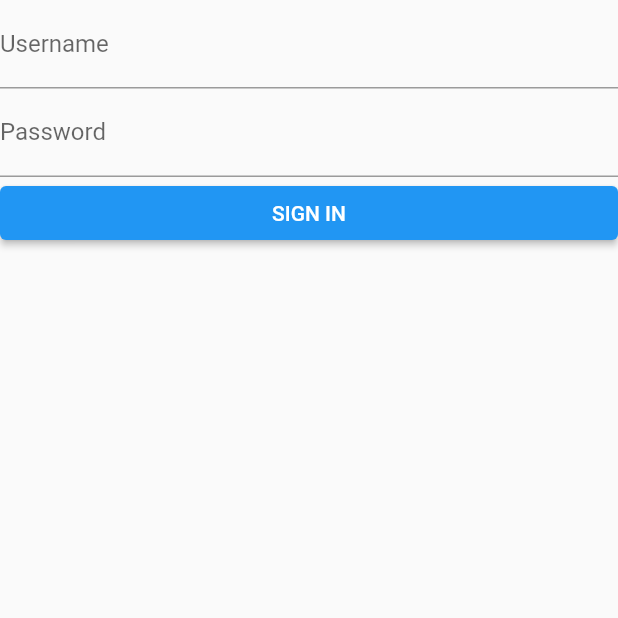
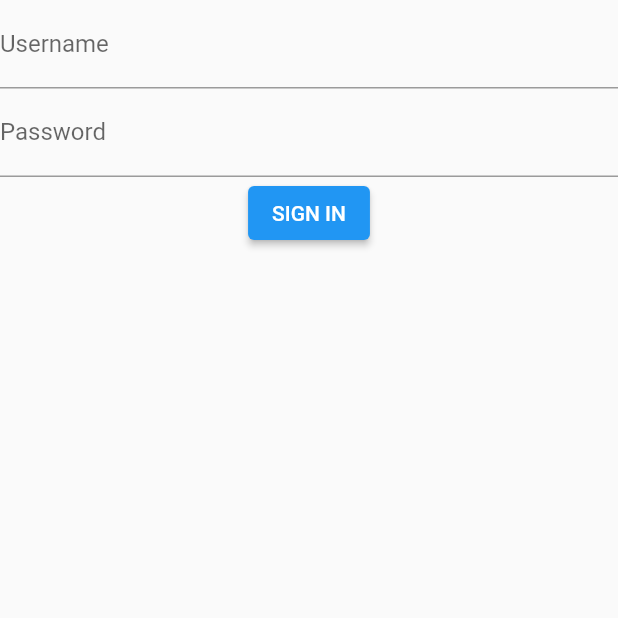
Before and after one commit to leduytuanvu/shop2hand, a Flutter app: the SignInScreen screen opened by its route, on a phone screen of 412 x 824 dp, the top half of it. Run offline on Flutter 3.47's test engine with Material 2 defaults, Android fonts, the light colour scheme and no system bars; our stand-ins replace get, lottie, shared_preferences; accounts and stored records are empty.

Commit message:
leduytuanvu10132022

```diff
--- a/lib/app/util/dependency.dart
+++ b/lib/app/util/dependency.dart
@@ -1,9 +1,8 @@
 import 'package:get/get.dart';
 import 'package:shop2hand/data/repositories/auth_repository.dart';
-import 'package:shop2hand/domain/interface_repositories/auth_interface_repository.dart';
 
 class DependencyCreator {
   static init() {
-    Get.lazyPut<IAuthenticationRepository>(() => AuthenticationRepository());
+    Get.lazyPut(() => AuthenticationRepository());
   }
 }
--- a/lib/domain/interface_repositories/auth_interface_repository.dart
+++ b/lib/domain/interface_repositories/auth_interface_repository.dart
@@ -1,12 +1,8 @@
 import 'package:shop2hand/domain/entities/user.dart';
 import 'package:shop2hand/domain/requests/auth_requests/sign_in_request.dart';
-import 'package:shop2hand/domain/requests/auth_requests/sign_up_request.dart';
 import 'package:shop2hand/domain/responses/auth_responses/sign_in_response.dart';
-import 'package:shop2hand/domain/responses/auth_responses/sign_up_response.dart';
 
 abstract class IAuthenticationRepository {
-  Future<SignUpResponse?> signUp(SignUpRequest? signUpRequest);
+  Future<User?> getUserFromToken(String? token);
   Future<SignInResponse?> signIn(SignInRequest? signInRequest);
-  Future<void> signOut();
-  Future<User?> getUserFromToken(String? token);
 }
--- a/lib/main.dart
+++ b/lib/main.dart
@@ -30,6 +30,6 @@ class Shop2Hand extends StatelessWidget {
 
 initServices() async {
   log('Starting services ...');
-  await Get.putAsync(() => LocalStorageService().init());
+  await Get.putAsync(() => LocalStorageService.init());
   log('All services started ...');
 }
--- a/lib/presentation/bindings/signin_binding.dart
+++ b/lib/presentation/bindings/signin_binding.dart
@@ -4,6 +4,6 @@ import 'package:shop2hand/presentation/controllers/sing_in_controller.dart';
 class SignInBinding extends Bindings {
   @override
   void dependencies() {
-    Get.lazyPut(() => SignInController(Get.find(), Get.find()));
+    Get.lazyPut(() => SignInController(authenticationRepository: Get.find()));
   }
 }
--- a/lib/presentation/bindings/signup_binding.dart
+++ b/lib/presentation/bindings/signup_binding.dart
@@ -4,6 +4,6 @@ import 'package:shop2hand/presentation/controllers/sign_up_controller.dart';
 class SignUpBinding extends Bindings {
   @override
   void dependencies() {
-    Get.lazyPut(() => SignUpController(Get.find(), Get.find()));
+    Get.lazyPut(() => SignUpController(accountRepository: Get.find()));
   }
 }
--- a/lib/presentation/bindings/splash_binding.dart
+++ b/lib/presentation/bindings/splash_binding.dart
@@ -1,11 +1,9 @@
 import 'package:get/get.dart';
-import 'package:shop2hand/app/services/local_storage_service.dart';
 import 'package:shop2hand/presentation/controllers/splash_controller.dart';
 
 class SplashBinding extends Bindings {
   @override
   void dependencies() {
-    Get.lazyPut(() => SplashController(Get.find(), Get.find()));
-    Get.lazyPut(() => LocalStorageService());
+    Get.lazyPut(() => SplashController(authenticationRepository: Get.find()));
   }
 }
--- a/lib/presentation/controllers/sing_in_controller.dart
+++ b/lib/presentation/controllers/sing_in_controller.dart
@@ -2,11 +2,11 @@ import 'dart:developer';
 import 'package:flutter/widgets.dart';
 import 'package:get/get.dart';
 import 'package:shop2hand/app/services/local_storage_service.dart';
-import 'package:shop2hand/domain/interface_repositories/auth_interface_repository.dart';
+import 'package:shop2hand/data/repositories/auth_repository.dart';
 import 'package:shop2hand/domain/requests/auth_requests/sign_in_request.dart';
-import 'package:shop2hand/domain/responses/auth_responses/sign_in_response.dart';
+import 'package:shop2hand/presentation/navigation/routers.dart';
 
-enum LoginState {
+enum SignInState {
   loading,
   initial,
   success,
@@ -14,32 +14,33 @@ enum LoginState {
 }
 
 class SignInController extends GetxController {
-  final LocalStorageService localStorageService;
-  final IAuthenticationRepository iAuthenticationRepository;
-  SignInController(this.iAuthenticationRepository, this.localStorageService);
+  final AuthenticationRepository authenticationRepository;
+  SignInController({required this.authenticationRepository});
 
   final userNameTextController = TextEditingController();
   final passwordTextController = TextEditingController();
-  var loginState = LoginState.initial.obs;
+  var signInState = SignInState.initial.obs;
 
   Future<void> signIn() async {
     try {
-      loginState.value = LoginState.loading;
+      signInState.value = SignInState.loading;
       await Future.delayed(const Duration(seconds: 3));
       final userName = userNameTextController.text;
       final password = passwordTextController.text;
 
-      final response = await iAuthenticationRepository.signIn(
+      final response = await authenticationRepository.signIn(
         SignInRequest(username: userName, password: password),
       );
 
       if (response != null) {
-        await localStorageService.setUser(response.user);
-        loginState.value = LoginState.success;
+        LocalStorageService.setUser = response.user;
+        Get.offAllNamed(Routers.home);
       }
+      signInState.value = SignInState.success;
     } catch (e) {
-      loginState.value = LoginState.error;
+      signInState.value = SignInState.error;
       log(e.toString());
+      Get.snackbar('ERROR', 'SOMETHING WENT WRONG');
     }
   }
 }
--- a/lib/presentation/controllers/splash_controller.dart
+++ b/lib/presentation/controllers/splash_controller.dart
@@ -1,13 +1,12 @@
 import 'dart:developer';
 import 'package:get/get.dart';
 import 'package:shop2hand/app/services/local_storage_service.dart';
-import 'package:shop2hand/domain/interface_repositories/auth_interface_repository.dart';
+import 'package:shop2hand/data/repositories/auth_repository.dart';
 import 'package:shop2hand/presentation/navigation/routers.dart';
 
 class SplashController extends GetxController {
-  final LocalStorageService localStorageService;
-  final IAuthenticationRepository iAuthenticationRepository;
-  SplashController(this.localStorageService, this.iAuthenticationRepository);
+  final AuthenticationRepository authenticationRepository;
+  SplashController({required this.authenticationRepository});
 
   @override
   void onReady() {
@@ -16,13 +15,13 @@ class SplashController extends GetxController {
   }
 
   Future<void> validateSession() async {
+    await Future.delayed(const Duration(seconds: 3));
     try {
-      await Future.delayed(const Duration(seconds: 3));
-      final token = await localStorageService.getToken();
+      final token = LocalStorageService.getToken;
       if (token != null) {
-        final user = await iAuthenticationRepository.getUserFromToken(token);
+        final user = await authenticationRepository.getUserFromToken(token);
         if (user != null) {
-          await localStorageService.setUser(user);
+          LocalStorageService.setUser = user;
           Get.offAllNamed(Routers.home);
         }
       }
--- a/lib/presentation/screen/home_screen.dart
+++ b/lib/presentation/screen/home_screen.dart
@@ -12,7 +12,7 @@ class HomeScreen extends GetWidget<SignInController> {
       body: Center(
         child: GestureDetector(
           onTap: () {
-            LocalStorageService().clearAllData();
+            LocalStorageService.clearAllData();
           },
           child: Container(
             height: 100,
--- a/lib/presentation/screen/sign_in_screen.dart
+++ b/lib/presentation/screen/sign_in_screen.dart
@@ -8,9 +8,13 @@ class SignInScreen extends GetWidget<SignInController> {
 
   @override
   Widget build(BuildContext context) {
+    final size = MediaQuery.of(context).size;
     return Scaffold(
-      body: Obx(
-        () => ListView(
+      body: SafeArea(
+        child: SingleChildScrollView(
+          child: Stack(
+            children: [
+              Column(
                 children: [
                   TextFieldWidget(
                       controller: controller.userNameTextController,
@@ -22,11 +26,26 @@ class SignInScreen extends GetWidget<SignInController> {
                     child: const Text('SIGN IN'),
                     onPressed: () => controller.signIn(),
                   ),
-            controller.loginState.value == LoginState.loading
-                ? const Center(child: CircularProgressIndicator())
-                : Container(),
-
                 ],
+              ),
+              Obx(
+                () {
+                  if (controller.signInState.value == SignInState.loading) {
+                    return Positioned(
+                      top: size.height / 2,
+                      left: size.width / 2,
+                      right: size.width / 2,
+                      child: const CircularProgressIndicator(
+                        color: Colors.black,
+                      ),
+                    );
+                  } else {
+                    return const SizedBox();
+                  }
+                },
+              )
+            ],
+          ),
         ),
       ),
     );
--- a/lib/presentation/screen/splash_screen.dart
+++ b/lib/presentation/screen/splash_screen.dart
@@ -11,7 +11,7 @@ class SplashScreen extends GetWidget<SplashController> {
     return Scaffold(
       body: SingleChildScrollView(
         child: Center(
-          child: Lottie.asset('assets/videos/97930-loading.json'),
+          child: Lottie.asset('assets/videos/splash.json'),
         ),
       ),
     );
--- a/pubspec.yaml
+++ b/pubspec.yaml
@@ -66,7 +66,7 @@ flutter:
   assets:
     - assets/images/
     - assets/icons/
-    - assets/images/
+    - assets/fonts/
     - assets/videos/
   #   - images/a_dot_ham.jpeg
 
```
Also changed, not shown: lib/app/services/local_storage_service.dart (+18 -24 lines), lib/data/repositories/account_repository.dart (added, +37 -0 lines), lib/data/repositories/auth_repository.dart (+29 -54 lines), lib/domain/interface_repositories/account_interface_repository.dart (added, +7 -0 lines), lib/presentation/controllers/home_controller.dart (+6 -9 lines), lib/presentation/controllers/sign_up_controller.dart (+16 -10 lines), lib/presentation/screen/sign_up_screen.dart (+1 -11 lines). Lines whose indentation alone changed are shown as unchanged.
